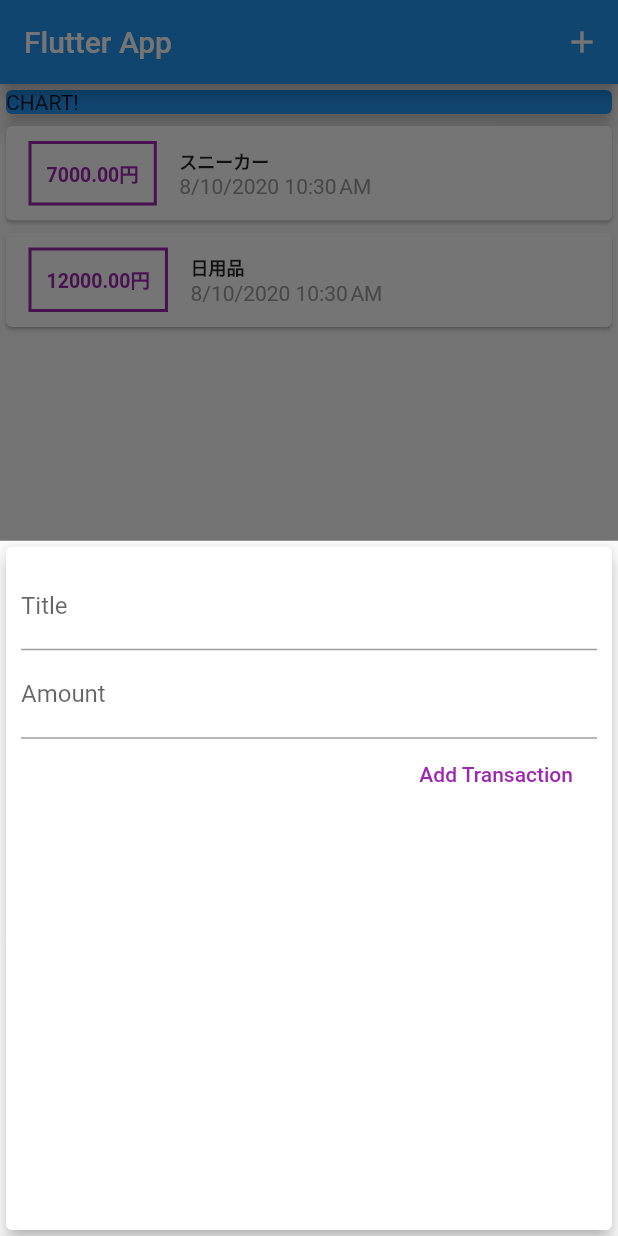
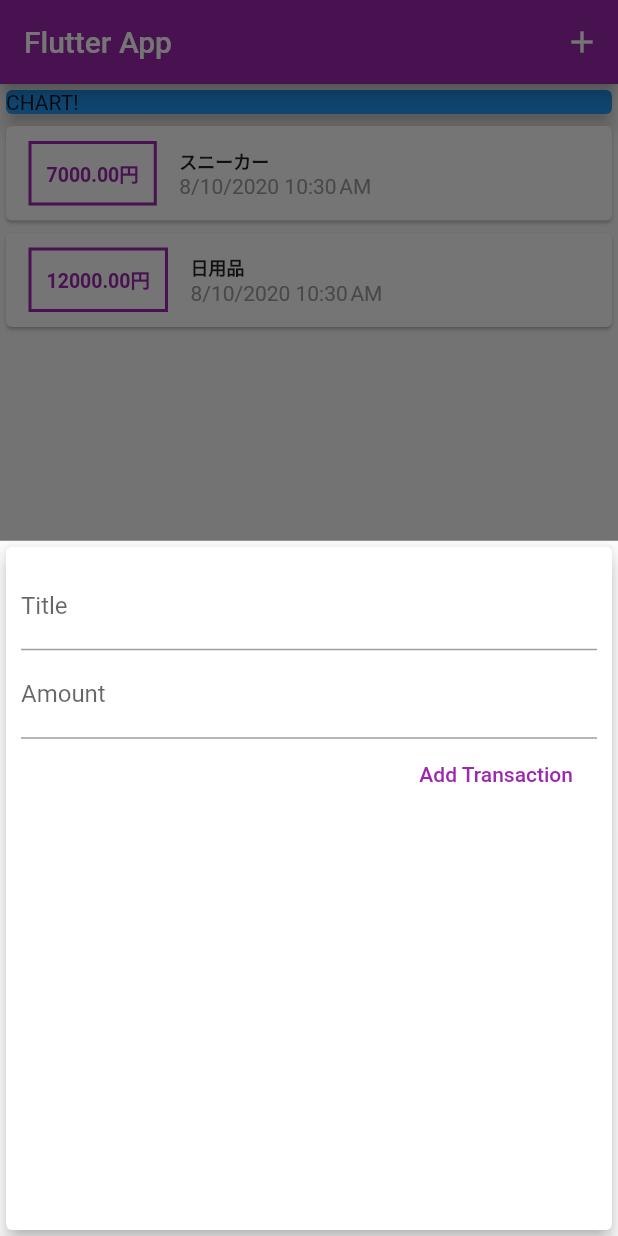
Before and after one commit to yuks0810/personal_expense_app, a Flutter app: the screen it shows after launch, after a tap on the "add" icon, on a phone screen of 412 x 824 dp. Run offline on Flutter 3.47's test engine with Material 2 defaults, Android fonts, the phone set to English and light mode, and no system bars.

Commit message:
94. Configuring & Using Themes

```diff
--- a/lib/main.dart
+++ b/lib/main.dart
@@ -16,6 +16,10 @@ class _MyAppState extends State<MyApp> {
   Widget build(BuildContext context) {
     return MaterialApp(
       title: 'Flutter App',
+      theme: ThemeData(
+        primarySwatch: Colors.purple,
+        accentColor: Colors.amber,
+      ),
       home: MyHomePage(),
     );
   }
--- a/lib/widgets/new_transaction.dart
+++ b/lib/widgets/new_transaction.dart
@@ -1,14 +1,20 @@
 import 'package:flutter/material.dart';
 
-class NewTransaction extends StatelessWidget {
+class NewTransaction extends StatefulWidget {
   // user_transaction.dartで定義されている_addNewTransactionをaddTxというメソッド名に定義し直して実行できるようにする。
   // 関数を定義して、その関数をchildとかで使いたいクラスに渡して、使いたいクラス上でfinal Function [メソッド名]で定義することで外部からprivateメソッドにアクセスできる
   final Function addTx;
 
+  NewTransaction(this.addTx);
+
+  @override
+  _NewTransactionState createState() => _NewTransactionState();
+}
+
+class _NewTransactionState extends State<NewTransaction> {
   final titleController = TextEditingController();
+
   final amountController = TextEditingController();
-
-  NewTransaction(this.addTx);
 
   void submitData() {
     final enteredTitle = titleController.text;
@@ -20,7 +26,12 @@ class NewTransaction extends StatelessWidget {
       return;
     }
 
-    addTx(enteredTitle, enteredAmount);
+    widget.addTx(
+      enteredTitle,
+      enteredAmount,
+    );
+
+    Navigator.of(context).pop();
   }
 
   @override
--- a/lib/widgets/transaction_list.dart
+++ b/lib/widgets/transaction_list.dart
@@ -26,7 +26,10 @@ class TransactionList extends StatelessWidget {
                   margin: EdgeInsets.symmetric(vertical: 10, horizontal: 15),
                   // 値段の周りにボーダーを表示
                   decoration: BoxDecoration(
-                    border: Border.all(color: Colors.purple, width: 2),
+                    border: Border.all(
+                      color: Theme.of(context).primaryColor,
+                      width: 2,
+                    ),
                   ),
                   // 値段の周りにpaddingを追加
                   padding: EdgeInsets.all(10),
@@ -38,7 +41,7 @@ class TransactionList extends StatelessWidget {
                     style: TextStyle(
                       fontWeight: FontWeight.bold,
                       fontSize: 13,
-                      color: Colors.purple,
+                      color: Theme.of(context).primaryColor,
                     ),
                   ),
                 ),
```
